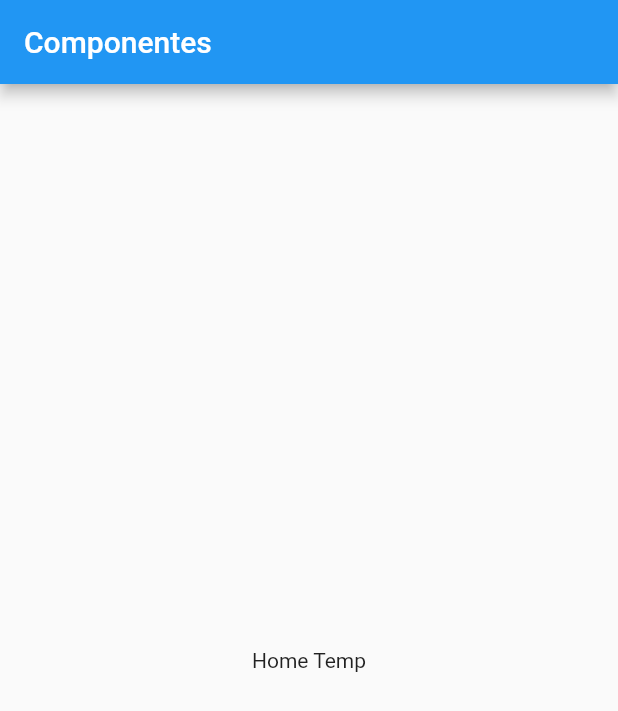
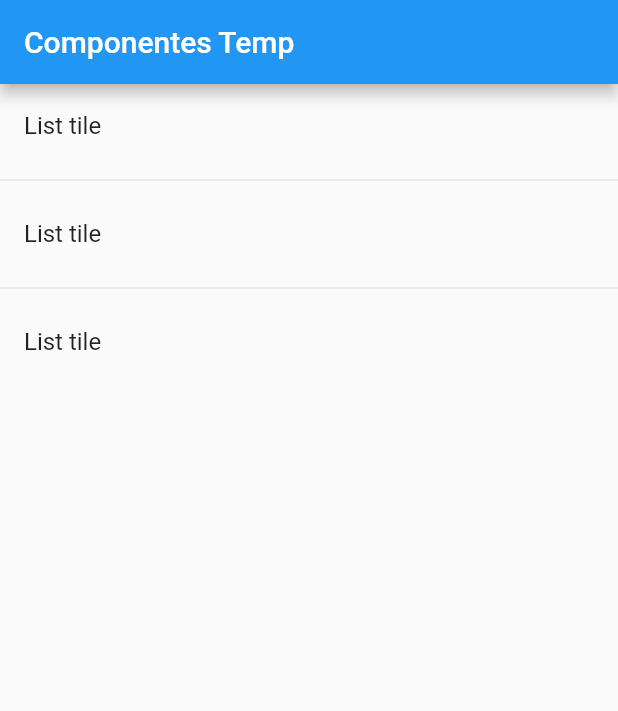
Before and after one commit to adrivegas/Componentes-de-Flutter, a Flutter app: the screen it shows after launch, on a phone screen of 412 x 824 dp. Shown: the top 711 px of the screen. Run offline on Flutter 3.47's test engine with Material 2 defaults, Android fonts, the phone set to English and light mode, and no system bars.

Commit message:
Listview-mostrar una lista de elementos

```diff
--- a/lib/main.dart
+++ b/lib/main.dart
@@ -8,13 +8,8 @@ class MyApp extends StatelessWidget {
   @override
   Widget build(BuildContext context) {
     return MaterialApp(
-      debugShowCheckedModeBanner: false,
-      title: 'Componentes App',
-      home: Scaffold(
-          appBar: AppBar(
-            title: Text('Componentes'),
-          ),
-          body: HomePageTemp()),
-    );
+        debugShowCheckedModeBanner: false,
+        title: 'Componentes App',
+        home: HomePageTemp());
   }
 }
--- a/lib/src/pages/home_temp.dart
+++ b/lib/src/pages/home_temp.dart
@@ -3,8 +3,25 @@ import 'package:flutter/material.dart';
 class HomePageTemp extends StatelessWidget {
   @override
   Widget build(BuildContext context) {
-    return Center(
-      child: Text('Home Temp'),
+    return Scaffold(
+      appBar: AppBar(
+        title: Text('Componentes Temp'),
+      ),
+      body: ListView(
+        children: [
+          ListTile(
+            title: Text('List tile'),
+          ),
+          Divider(),
+          ListTile(
+            title: Text('List tile'),
+          ),
+          Divider(),
+          ListTile(
+            title: Text('List tile'),
+          )
+        ],
+      ),
     );
   }
 }
```
